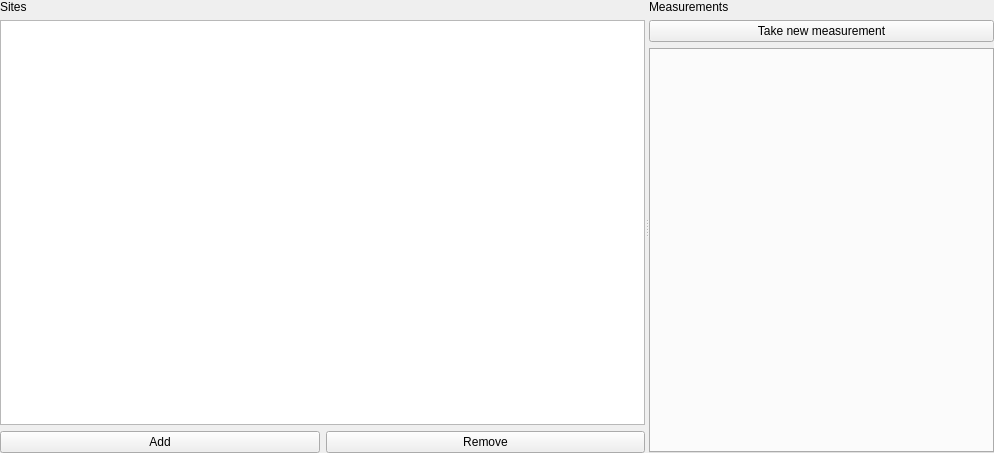
The window that rosws/src/rover_rqt_science/resource/plugin.ui (Zhangwenyao1/URC) describes before a commit, drawn with Qt 5.
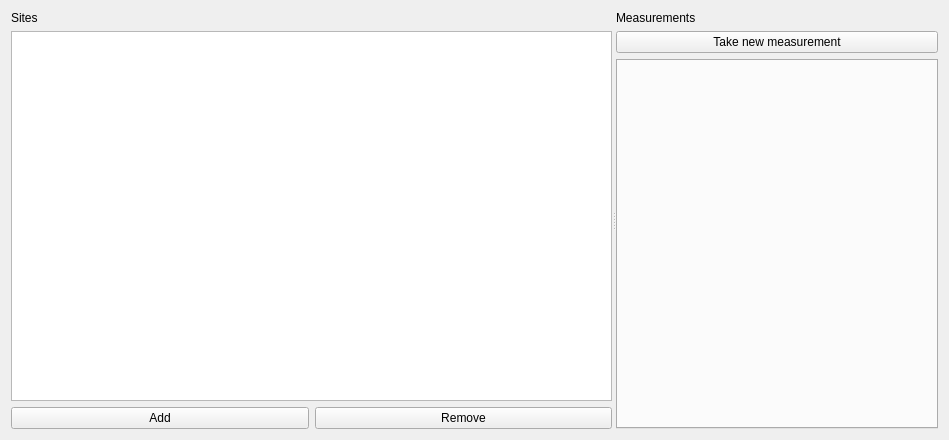
The same window after the commit.

What changed in the file:
```diff
--- a/rosws/src/rover_rqt_science/resource/plugin.ui
+++ b/rosws/src/rover_rqt_science/resource/plugin.ui
@@ -1,15 +1,18 @@
 <?xml version="1.0" encoding="UTF-8"?>
 <ui version="4.0">
- <class>URCScience</class>
- <widget class="QSplitter" name="URCScience">
+ <class>rootenclosure</class>
+ <widget class="QWidget" name="rootenclosure">
   <property name="geometry">
    <rect>
     <x>0</x>
     <y>0</y>
-    <width>994</width>
-    <height>453</height>
+    <width>949</width>
+    <height>440</height>
    </rect>
   </property>
+  <layout class="QHBoxLayout" name="rootLayout">
+   <item>
+    <widget class="QSplitter" name="URCScience">
   <property name="windowTitle">
    <string>Form</string>
   </property>
@@ -93,6 +96,9 @@
    </layout>
   </widget>
  </widget>
+   </item>
+  </layout>
+ </widget>
  <resources/>
  <connections>
   <connection>
```
Left out of the diff: 67 changed lines with no effect on the pictures. Lines whose indentation alone changed are shown as unchanged.
